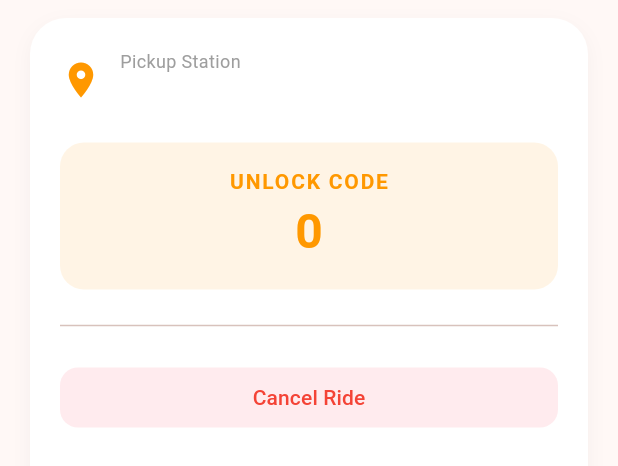
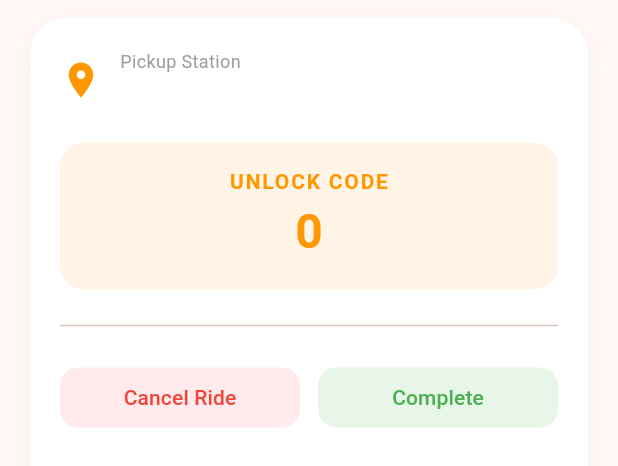
Before and after one commit to Undertale-12357/JisKong, a Flutter app: the ActiveRideCard widget shown alone on an empty page, opened directly with empty values, on a phone screen of 412 x 824 dp. Shown: the top 466 px of the screen. Run offline on Flutter 3.47's test engine with Material 3 defaults, Android fonts, the phone set to English and light mode, and no system bars; our stand-ins replace geolocator, google_maps_flutter; accounts and stored records are empty; network calls fail.

Commit message:
add complete booking and browe staion button

```diff
--- a/lib/data/repositories/booking/booking_repository.dart
+++ b/lib/data/repositories/booking/booking_repository.dart
@@ -5,4 +5,5 @@ abstract class BookingRepo {
   Future<void> cancelBooking(String bookingId);
   Future<List<Booking>> getUserBookings(String userId);
   Future<void> updateBooking(Booking booking);
+  Future<void> completeBooking(String bookingId);
 }
--- a/lib/ui/screens/map/map_screen.dart
+++ b/lib/ui/screens/map/map_screen.dart
@@ -4,7 +4,8 @@ import 'package:jis_kong/ui/screens/map/view_model/map_view_model.dart';
 import 'package:jis_kong/ui/screens/map/widget/map_content.dart';
 
 class MapScreen extends StatefulWidget {
-  const MapScreen({super.key});
+  final VoidCallback onSwitchToRides;
+  const MapScreen({super.key, required this.onSwitchToRides});
 
   @override
   State<MapScreen> createState() => _MapScreenState();
@@ -21,6 +22,6 @@ class _MapScreenState extends State<MapScreen> {
 
   @override
   Widget build(BuildContext context) {
-    return const MapContent();
+    return MapContent(onSwitchToRides: widget.onSwitchToRides);
   }
 }
--- a/lib/ui/screens/map/view_model/map_view_model.dart
+++ b/lib/ui/screens/map/view_model/map_view_model.dart
@@ -84,7 +84,7 @@ class MapViewModel extends ChangeNotifier {
     }
   }
 
-  Set<Marker> markers(BuildContext context) {
+  Set<Marker> markers(BuildContext context, VoidCallback onSwitchToRides) {
     return _stations.map((station) {
       return Marker(
         markerId: MarkerId(station.id),
@@ -98,7 +98,8 @@ class MapViewModel extends ChangeNotifier {
           Navigator.push(
             context,
             MaterialPageRoute(
-              builder: (context) => BikeSelectionScreen(station: station),
+              builder: (_) => BikeSelectionScreen(station: station, onBookingSuccess: onSwitchToRides,
+            ),
             ),
           );
         },
--- a/lib/ui/screens/map/widget/map_content.dart
+++ b/lib/ui/screens/map/widget/map_content.dart
@@ -4,7 +4,8 @@ import 'package:jis_kong/ui/screens/map/view_model/map_view_model.dart';
 import 'package:provider/provider.dart';
 
 class MapContent extends StatelessWidget {
-  const MapContent({super.key});
+  final VoidCallback onSwitchToRides;
+  const MapContent({super.key, required this.onSwitchToRides});
 
   @override
   Widget build(BuildContext context) {
@@ -22,7 +23,7 @@ class MapContent extends StatelessWidget {
             myLocationEnabled: true,
             myLocationButtonEnabled: false,
             zoomControlsEnabled: false,
-            markers: vm.markers(context),
+            markers: vm.markers(context, onSwitchToRides),
           ),
         ),
 
--- a/lib/ui/screens/my_ride/widget/active_ride_card.dart
+++ b/lib/ui/screens/my_ride/widget/active_ride_card.dart
@@ -4,8 +4,9 @@ import 'package:jis_kong/model/booking/booking.dart';
 class ActiveRideCard extends StatelessWidget {
   final Booking booking;
   final VoidCallback onCancel;
+  final VoidCallback onComplete;
 
-  const ActiveRideCard({super.key, required this.booking, required this.onCancel});
+  const ActiveRideCard({super.key, required this.booking, required this.onCancel, required this.onComplete});
 
   String get _unlockCode => booking.unlockCode?.toString() ?? "----";
 
@@ -66,6 +67,19 @@ class ActiveRideCard extends StatelessWidget {
                   child: const Text("Cancel Ride"),
                 ),
               ),
+              const SizedBox(width: 12),
+              Expanded(
+                child: ElevatedButton(
+                  onPressed: onComplete,
+                  style: ElevatedButton.styleFrom(
+                    backgroundColor: Colors.green.shade50,
+                    foregroundColor: Colors.green,
+                    elevation: 0,
+                    shape: RoundedRectangleBorder(borderRadius: BorderRadius.circular(12)),
+                  ),
+                  child: const Text("Complete"),
+                ),
+              ),
             ],
           ),
         ],
```
Also changed, not shown: lib/data/repositories/booking/booking_repository_firebase.dart (+10 -0 lines), lib/ui/screens/main_navigation_screen.dart (+9 -8 lines), lib/ui/screens/my_ride/my_ride_screen.dart (+24 -2 lines), lib/ui/screens/my_ride/view_model/my_ride_view_model.dart (+15 -0 lines), lib/ui/screens/select_bikes/select_bikes_screen.dart (+11 -20 lines).
